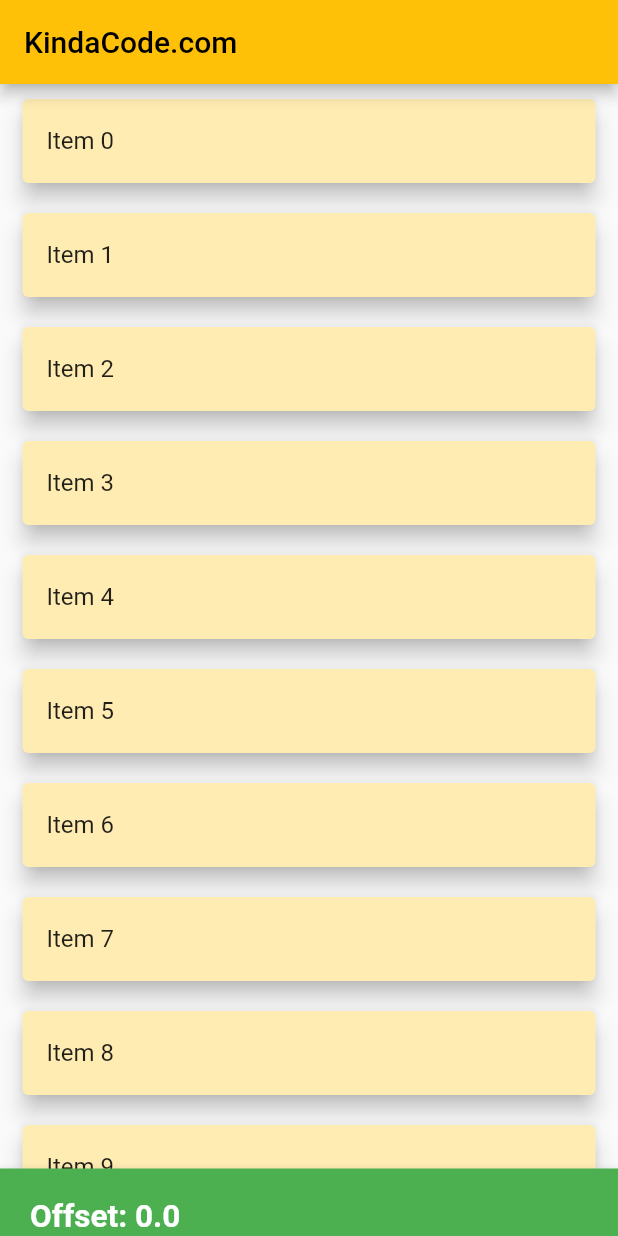
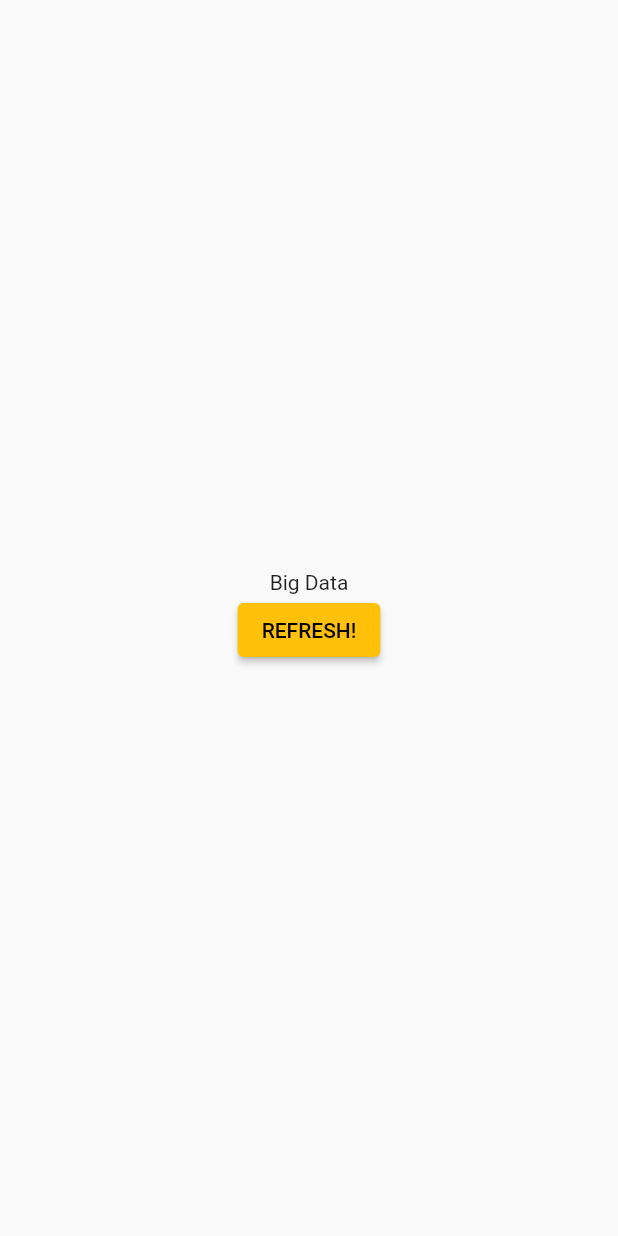
Before and after one commit to Nuri801/medaid, a Flutter app: the screen it shows after launch, on a phone screen of 412 x 824 dp. Run offline on Flutter 3.47's test engine with Material 2 defaults, Android fonts, the phone set to English and light mode, and no system bars; our stand-ins replace image_picker.

Commit message:
Adjusted the page switches;

```diff
--- a/lib/main.dart
+++ b/lib/main.dart
@@ -57,86 +57,135 @@ class HomeScreen extends StatefulWidget {
 }
 
 class _HomeScreenState extends State<HomeScreen> {
-  // Generate dummy data to fill the list view
-  final List _items = List.generate(50, (index) => 'Item $index');
-
-  // The controller that is assigned to the list view
-  final ScrollController _controller = ScrollController();
-
-
-  // The scroll offset
-  double _scrollOffset = 0;
-
-  // The maximum scroll offset
-  // In other words, this means the user has reached the bottom of the list view
-  double? _maxOffset;
-
-
-  @override
-  void initState() {
-    _controller.addListener(() {
-      _maxOffset = _controller.position.maxScrollExtent;
-      setState(() {
-        _scrollOffset = _controller.offset;
-        if (_maxOffset != null && _scrollOffset >= _maxOffset!) {
-          ScaffoldMessenger.of(context).showSnackBar(const SnackBar(
-              content: Text('You have reached the end of the list view')));
-        } else {
-          ScaffoldMessenger.of(context).removeCurrentSnackBar();
-        }
-      });
-    });
-
-    super.initState();
-  }
-
-  // Discards any resources used by the scroll controller object
-  @override
-  void dispose() {
-    _controller.dispose();
-    super.dispose();
+  Future<String> getData() async {
+    await Future.delayed(const Duration(seconds: 3));
+    // throw "Error";
+    return 'Big Data';
   }
 
   @override
   Widget build(BuildContext context) {
-    return Scaffold(
-      appBar: AppBar(title: const Text('KindaCode.com')),
-      // implement the list view
-      body: ListView.builder(
-        // attact the controller
-        controller: _controller,
-        itemBuilder: ((context, index) => Card(
-          key: ValueKey(_items[index]),
-          margin: const EdgeInsets.symmetric(vertical: 10, horizontal: 15),
-          elevation: 6,
-          color: Colors.amber.shade100,
-          child: ListTile(
-            title: Text(_items[index]),
-          ),
-        )),
-        itemCount: _items.length,
-      ),
-      // display the scroll offset
-      bottomNavigationBar: BottomAppBar(
-        elevation: 6,
-        // set the background color of the bottom bar based on the the current offset position
-        // if at the top: green
-        // if at the bottom: red
-        // otherwise: blue
-        color: _scrollOffset <= 0
-            ? Colors.green
-            : _maxOffset != null && _scrollOffset >= _maxOffset!
-            ? Colors.red
-            : Colors.blue,
-        child: Padding(
-          padding: const EdgeInsets.only(top: 20, left: 20),
-          child: Text(
-            "Offset: ${_scrollOffset.toString()}",
-            style: const TextStyle(
-                fontSize: 21, color: Colors.white, fontWeight: FontWeight.bold),
-          ),
-        ),
-      ),
+
+    return Center(
+      child: FutureBuilder(
+          future: getData(),
+          builder: (context, snapshot) {
+            if (snapshot.connectionState == ConnectionState.waiting) {
+              return const CircularProgressIndicator();
+            }
+            if (snapshot.hasError) {
+              return Text(snapshot.error.toString());
+            } else {
+              return Scaffold(
+                body: Center(
+                  child: Column(
+                    mainAxisAlignment: MainAxisAlignment.center,
+                    children: [
+                      Text(snapshot.data.toString()),
+                      ElevatedButton(
+                          onPressed: () {
+                            setState(() {});
+                          },
+                          child: const Text('REFRESH!'))
+                    ],
+                  ),
+                ),
+              );
+            }
+          }),
     );
   }
 }
+
+// class HomeScreen extends StatefulWidget {
+//   const HomeScreen({Key? key}) : super(key: key);
+//
+//   @override
+//   State<HomeScreen> createState() => _HomeScreenState();
+// }
+//
+// class _HomeScreenState extends State<HomeScreen> {
+//   // Generate dummy data to fill the list view
+//   final List _items = List.generate(50, (index) => 'Item $index');
+//
+//   // The controller that is assigned to the list view
+//   final ScrollController _controller = ScrollController();
+//
+//
+//   // The scroll offset
+//   double _scrollOffset = 0;
+//
+//   // The maximum scroll offset
+//
+//   // In other words, this means the user has reached the bottom of the list view
+//   double? _maxOffset;
+//
+//
+//   @override
+//   void initState() {
+//     _controller.addListener(() {
+//       _maxOffset = _controller.position.maxScrollExtent;
+//       setState(() {
+//         _scrollOffset = _controller.offset;
+//         if (_maxOffset != null && _scrollOffset >= _maxOffset!) {
+//           ScaffoldMessenger.of(context).showSnackBar(const SnackBar(
+//               content: Text('You have reached the end of the list view')));
+//         } else {
+//           ScaffoldMessenger.of(context).removeCurrentSnackBar();
+//         }
+//       });
+//     });
+//
+//     super.initState();
+//   }
+//
+//   // Discards any resources used by the scroll controller object
+//   @override
+//   void dispose() {
+//     _controller.dispose();
+//     super.dispose();
+//   }
+//
+//   @override
+//   Widget build(BuildContext context) {
+//     return Scaffold(
+//       appBar: AppBar(title: const Text('KindaCode.com')),
+//       // implement the list view
+//       body: ListView.builder(
+//         // attact the controller
+//         controller: _controller,
+//         itemBuilder: ((context, index) => Card(
+//           key: ValueKey(_items[index]),
+//           margin: const EdgeInsets.symmetric(vertical: 10, horizontal: 15),
+//           elevation: 6,
+//           color: Colors.amber.shade100,
+//           child: ListTile(
+//             title: Text(_items[index]),
+//           ),
+//         )),
+//         itemCount: _items.length,
+//       ),
+//       // display the scroll offset
+//       bottomNavigationBar: BottomAppBar(
+//         elevation: 6,
+//         // set the background color of the bottom bar based on the the current offset position
+//         // if at the top: green
+//         // if at the bottom: red
+//         // otherwise: blue
+//         color: _scrollOffset <= 0
+//             ? Colors.green
+//             : _maxOffset != null && _scrollOffset >= _maxOffset!
+//             ? Colors.red
+//             : Colors.blue,
+//         child: Padding(
+//           padding: const EdgeInsets.only(top: 20, left: 20),
+//           child: Text(
+//             "Offset: ${_scrollOffset.toString()}",
+//             style: const TextStyle(
+//                 fontSize: 21, color: Colors.white, fontWeight: FontWeight.bold),
+//           ),
+//         ),
+//       ),
+//     );
+//   }
+// }
```
